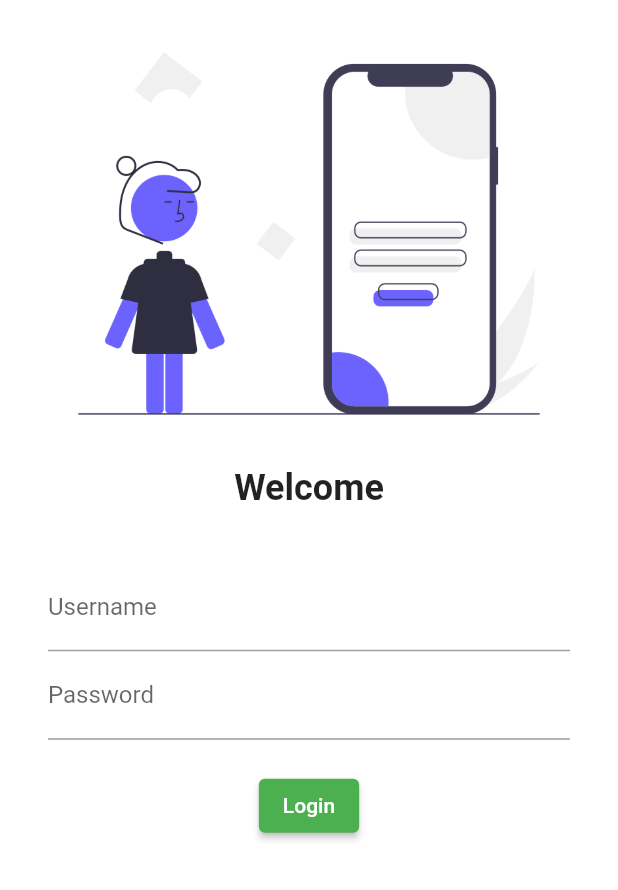
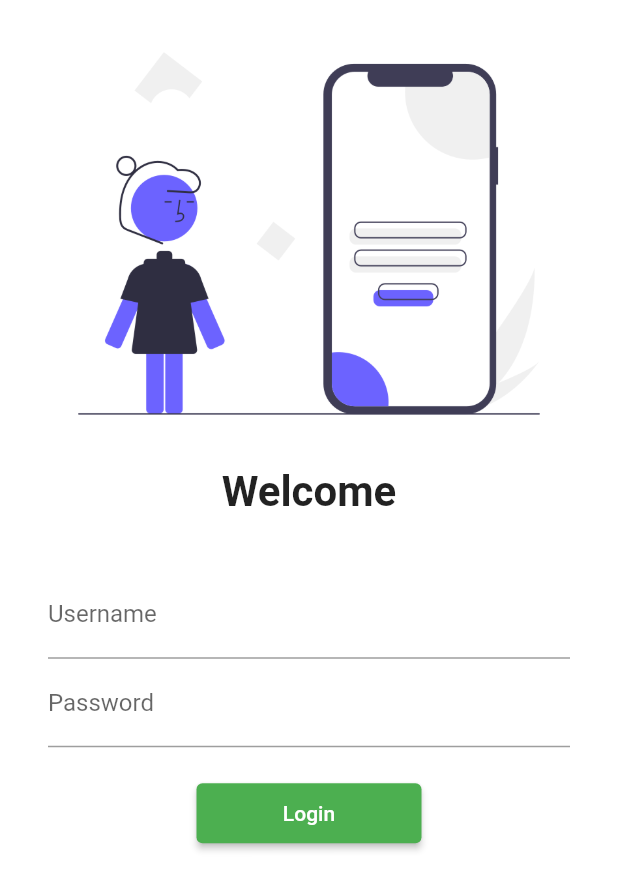
Before and after one commit to utsavshumsher/flutterApp, a Flutter app: the screen it shows after launch, on a phone screen of 412 x 824 dp. Shown: the top 890 px of the screen. Run offline on Flutter 3.47's test engine with Material 2 defaults, Android fonts, the phone set to English and light mode, and no system bars; our stand-ins replace google_fonts.

Commit message:
day 5 completed

```diff
--- a/lib/main.dart
+++ b/lib/main.dart
@@ -16,6 +16,7 @@ class MyApp extends StatelessWidget {
       fontFamily: GoogleFonts.lato().fontFamily,
       primaryTextTheme:GoogleFonts.latoTextTheme()
       ),
+      debugShowCheckedModeBanner: false,
 
       darkTheme: ThemeData(primarySwatch: Colors.green),
       initialRoute: "/",
--- a/lib/pages/login_page.dart
+++ b/lib/pages/login_page.dart
@@ -1,4 +1,6 @@
 import 'package:flutter/material.dart';
+
+import '../utils/routes.dart';
 
 class LoginPage extends StatelessWidget {
   const LoginPage({super.key});
@@ -7,33 +9,27 @@ class LoginPage extends StatelessWidget {
   Widget build(BuildContext context) {
     return Material(
         color: Colors.white,
+        child:SingleChildScrollView(
            child: Column(
           children: [
-          Image.asset("assets/images/login_image.png",
-          fit:BoxFit.cover),
-
-          Text(
-            "Welcome",
-            style:TextStyle(
-              fontSize: 24,
+            Image.asset("assets/images/login_image.png", fit: BoxFit.cover),
+            Text("Welcome",
+                style: TextStyle(
+                  fontSize: 28,
                   fontWeight: FontWeight.bold,
-            )
-          ),
+                )),
             SizedBox(
               height: 20.0,
-
             ),
             Padding(
-           padding: const EdgeInsets.symmetric(vertical:16.0,horizontal: 32.0),
+              padding:
+                  const EdgeInsets.symmetric(vertical: 16.0, horizontal: 32.0),
               child: Column(
                 children: [
                   TextFormField(
                     decoration: InputDecoration(
-                hintText: "Enter username",
-                labelText: "Username"
+                        hintText: "Enter username", labelText: "Username"),
                   ),
-            ),
-
                   TextFormField(
                     obscureText: true,
                     decoration: InputDecoration(
@@ -43,20 +39,20 @@ class LoginPage extends StatelessWidget {
                   ),
                   SizedBox(
                     height: 20.0,
-
                   ),
                   ElevatedButton(
                     child: Text("Login"),
-            style: TextButton.styleFrom(),
+                    style: TextButton.styleFrom(minimumSize:Size(150,40 )),
                     onPressed: () {
-              print("Hi Utsav");
-            },)
+                     Navigator.pushNamed(context, MyRoutes.homeRoute);
+                    },
+                  ),
                 ],
               ),
             )
           ],
         )
+        )
       );
-
   }
 }
--- /dev/null
+++ b/lib/utils/routes.dart
@@ -0,0 +1,4 @@
+class MyRoutes{
+  static String loginRoute = "/login";
+  static String homeRoute ="/home";
+}
```
Lines whose indentation alone changed are shown as unchanged.
